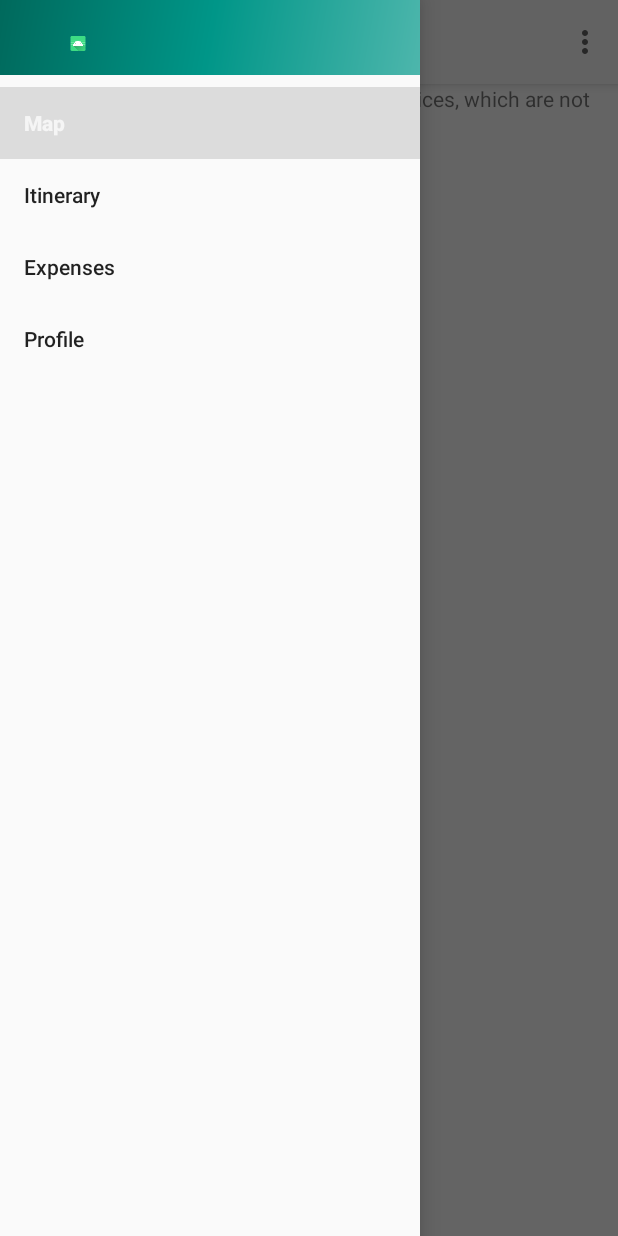
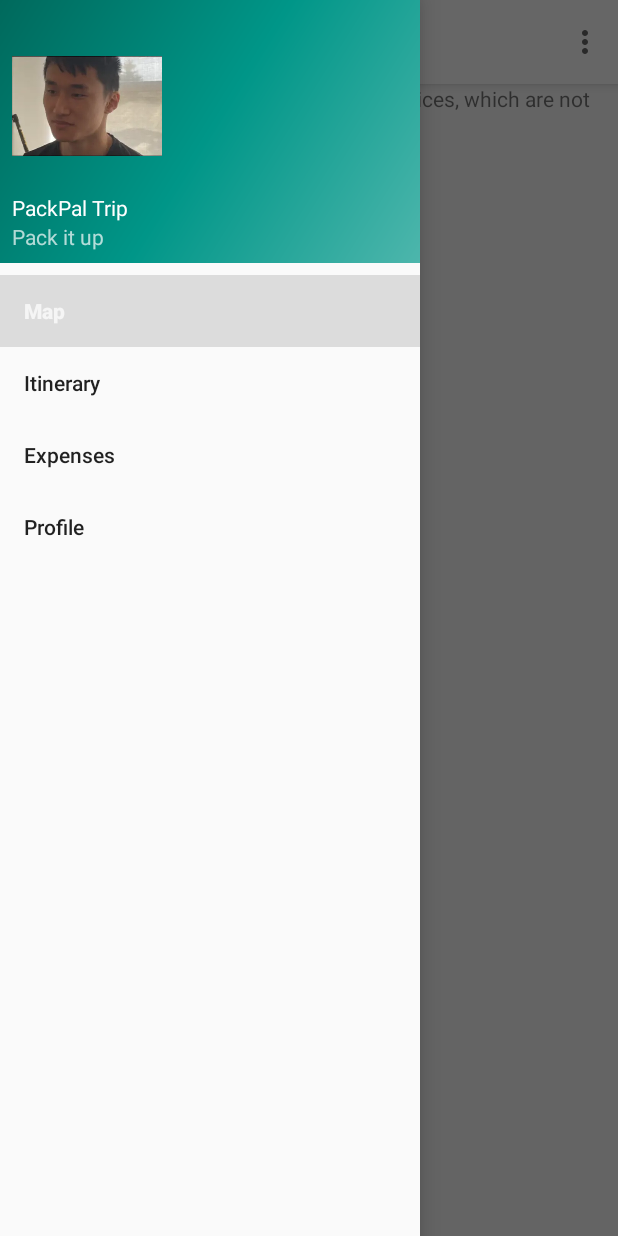
Before and after one commit to stephchi0/pack-pals, an Android app: the NavigationDrawerViewActivity screen opened directly, with no data from a screen before it, with the side drawer open, on a phone screen of 412 x 824 dp. Run offline under Robolectric (Android 15) with nearby library versions, the phone set to English and light mode, and no system bars; our stand-ins replace navigation-ui.

Commit message:
Fixing Navigation

```diff
--- a/app/src/main/java/com/example/packpals/views/NavigationDrawerViewActivity.kt
+++ b/app/src/main/java/com/example/packpals/views/NavigationDrawerViewActivity.kt
@@ -32,7 +32,7 @@ class NavigationDrawerViewActivity : AppCompatActivity() {
         // Passing each menu ID as a set of Ids because each
         // menu should be considered as top level destinations.
         appBarConfiguration = AppBarConfiguration(setOf(
-            R.id.mapFragment, R.id.expensesFragment), drawerLayout)
+            R.id.mapFragment, R.id.expensesFragment, R.id.profilePageFragment, R.id.itineraryPageFragment), drawerLayout)
         setupActionBarWithNavController(navController, appBarConfiguration)
         navView.setupWithNavController(navController)
     }
--- a/app/src/main/res/layout/app_bar_navigation_drawer_view.xml
+++ b/app/src/main/res/layout/app_bar_navigation_drawer_view.xml
@@ -14,7 +14,7 @@
             android:id="@+id/toolbar"
             android:layout_width="match_parent"
             android:layout_height="?attr/actionBarSize"
-            android:background="?attr/colorPrimary" />
+            android:background="@color/white" />
 
     </com.google.android.material.appbar.AppBarLayout>
 
--- a/app/src/main/res/layout/nav_header_navigation_drawer_view.xml
+++ b/app/src/main/res/layout/nav_header_navigation_drawer_view.xml
@@ -14,11 +14,10 @@
 
     <ImageView
         android:id="@+id/imageView"
-        android:layout_width="wrap_content"
-        android:layout_height="wrap_content"
+        android:layout_width="100dp"
+        android:layout_height="100dp"
         android:contentDescription="@string/nav_header_desc"
-        android:paddingTop="@dimen/nav_header_vertical_spacing"
-        app:srcCompat="@mipmap/ic_launcher_round" />
+        app:srcCompat="@mipmap/fenugs" />
 
     <TextView
         android:layout_width="match_parent"
--- a/app/src/main/res/values/dimens.xml
+++ b/app/src/main/res/values/dimens.xml
@@ -1,9 +1,9 @@
 <?xml version="1.0" encoding="utf-8"?>
 <resources>
-    <dimen name="nav_header_height">50dp</dimen>
+    <dimen name="nav_header_height">175dp</dimen>
     <!-- Default screen margins, per the Android Design guidelines. -->
-    <dimen name="activity_horizontal_margin">16dp</dimen>
-    <dimen name="activity_vertical_margin">16dp</dimen>
+    <dimen name="activity_horizontal_margin">8dp</dimen>
+    <dimen name="activity_vertical_margin">8dp</dimen>
     <dimen name="nav_header_vertical_spacing">8dp</dimen>
     <dimen name="fab_margin">16dp</dimen>
 </resources>
--- a/app/src/main/res/values/strings.xml
+++ b/app/src/main/res/values/strings.xml
@@ -1,6 +1,6 @@
 <resources>
     <string name="app_name">Pack Pals</string>
-    <string name="nav_header_title">Navigation</string>
+    <string name="nav_header_title">PackPal Trip</string>
     <string name="Map">Map</string>
     <string name="Itinerary">Itinerary</string>
     <string name="Photos">Photos</string>
```
